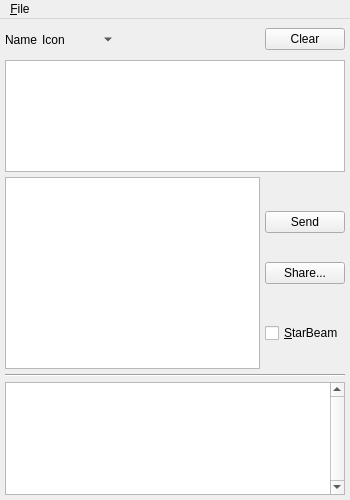
textbrowser/spot-on, file branches/trunk/UI/spot-on-chatwindow.ui: the form before one commit.
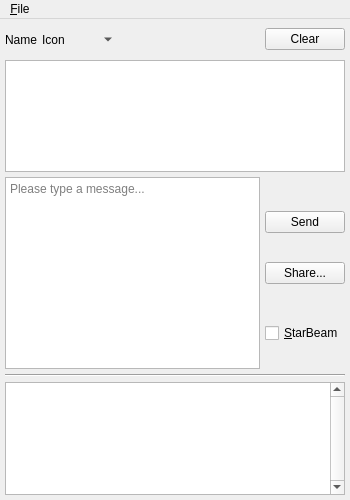
The form after the commit. Icons and pictures are not drawn. Custom widgets are drawn as their Qt base class.

The edit to the form file:
```diff
--- a/branches/trunk/UI/spot-on-chatwindow.ui
+++ b/branches/trunk/UI/spot-on-chatwindow.ui
@@ -130,6 +130,9 @@
         <property name="acceptRichText">
          <bool>false</bool>
         </property>
+        <property name="placeholderText">
+         <string>Please type a message...</string>
+        </property>
        </widget>
       </item>
       <item>
```
Left out of the diff: 2 changed lines with no effect on the pictures.
